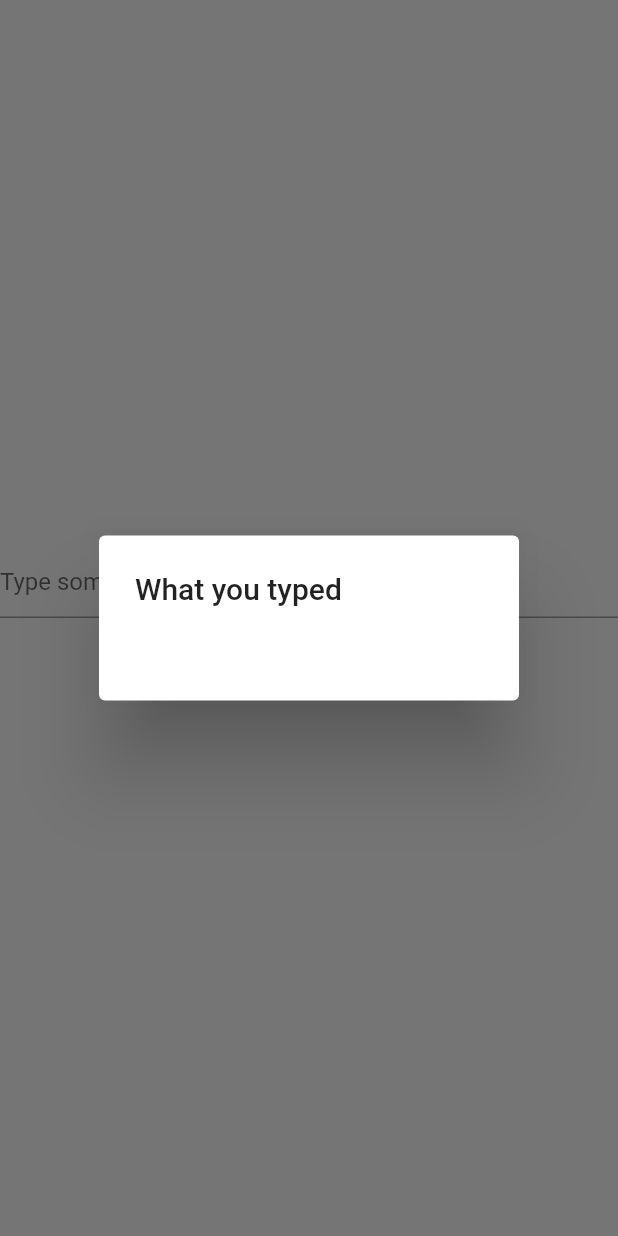
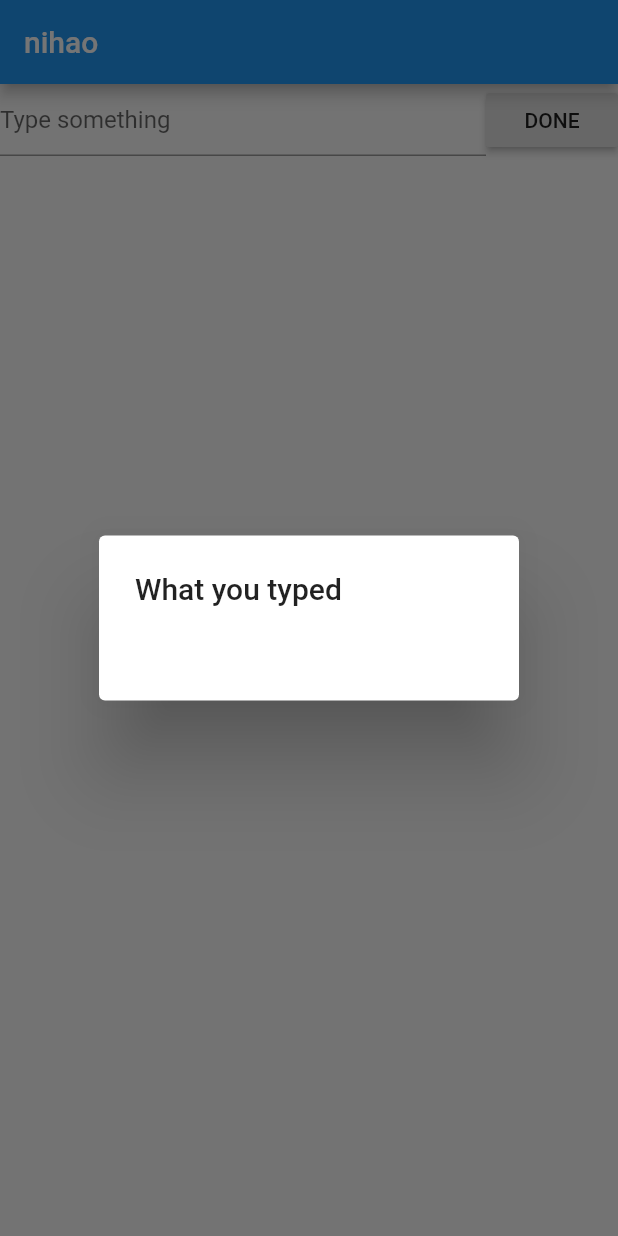
Before and after one commit to melacade/second_hand_trading_app, a Flutter app: the screen it shows after launch, after a tap on "DONE", on a phone screen of 412 x 824 dp. Run offline on Flutter 3.47's test engine with Material 2 defaults, Android fonts, the phone set to English and light mode, and no system bars.

Commit message:
SearchBox

```diff
--- a/lib/main.dart
+++ b/lib/main.dart
@@ -1,14 +1,12 @@
-import 'dart:collection';
-
 import 'package:flutter/material.dart';
-import 'package:second_hand_trading_app/pages/MainLayout.dart';
 import 'package:second_hand_trading_app/pages/components/SearchBox.dart';
 
-import 'pages/TabMain.dart';
-
 void main() {
-  runApp(new MaterialApp(
-    title: 'Navigation Basics',
-    home: new SearchBox(),
-  ));
+  runApp(MaterialApp(
+      home: new Scaffold(
+    appBar: AppBar(
+      title: Text("nihao",textAlign: TextAlign.center),
+    ),
+    body: SearchBox(),
+  )));
 }
--- a/lib/pages/TabMain.dart
+++ b/lib/pages/TabMain.dart
@@ -1,6 +1,6 @@
 import 'package:flutter/cupertino.dart';
 import 'package:flutter/material.dart';
-import 'package:second_hand_trading_app/pages/components/SearchBox.dart';
+
 
 import 'components/TabNavigator.dart';
 
@@ -15,6 +15,7 @@ class _TabMainState extends State<TabMain> {
   @override
   Widget build(BuildContext context) {
     return Scaffold(
+
       body: IndexedStack(
         index: _currentIndex,
         children: <Widget>[
--- a/lib/pages/components/SearchBox.dart
+++ b/lib/pages/components/SearchBox.dart
@@ -6,7 +6,6 @@ class SearchBox extends StatefulWidget {
 
   @override
   _SearchBoxState createState() => new _SearchBoxState();
-
 }
 
 /// State for [ExampleWidget] widgets.
@@ -15,15 +14,14 @@ class _SearchBoxState extends State<SearchBox> {
 
   @override
   Widget build(BuildContext context) {
-    return new Column(
-      mainAxisAlignment: MainAxisAlignment.center,
+    Widget w = new Row(
         children: <Widget>[
-        new TextField(
+          Expanded(child:new TextField(
             controller: _controller,
             decoration: new InputDecoration(
               hintText: 'Type something',
             ),
-        ),
+          ),),
           new RaisedButton(
             onPressed: () {
               showDialog(
@@ -38,5 +36,7 @@ class _SearchBoxState extends State<SearchBox> {
           ),
         ],
       );
+
+    return w;
   }
 }
```
Also changed, not shown: lib/pages/MainLayout.dart (+31 -9 lines), lib/pages/components/BottonNavBar.dart (added). Lines whose indentation alone changed are shown as unchanged.
